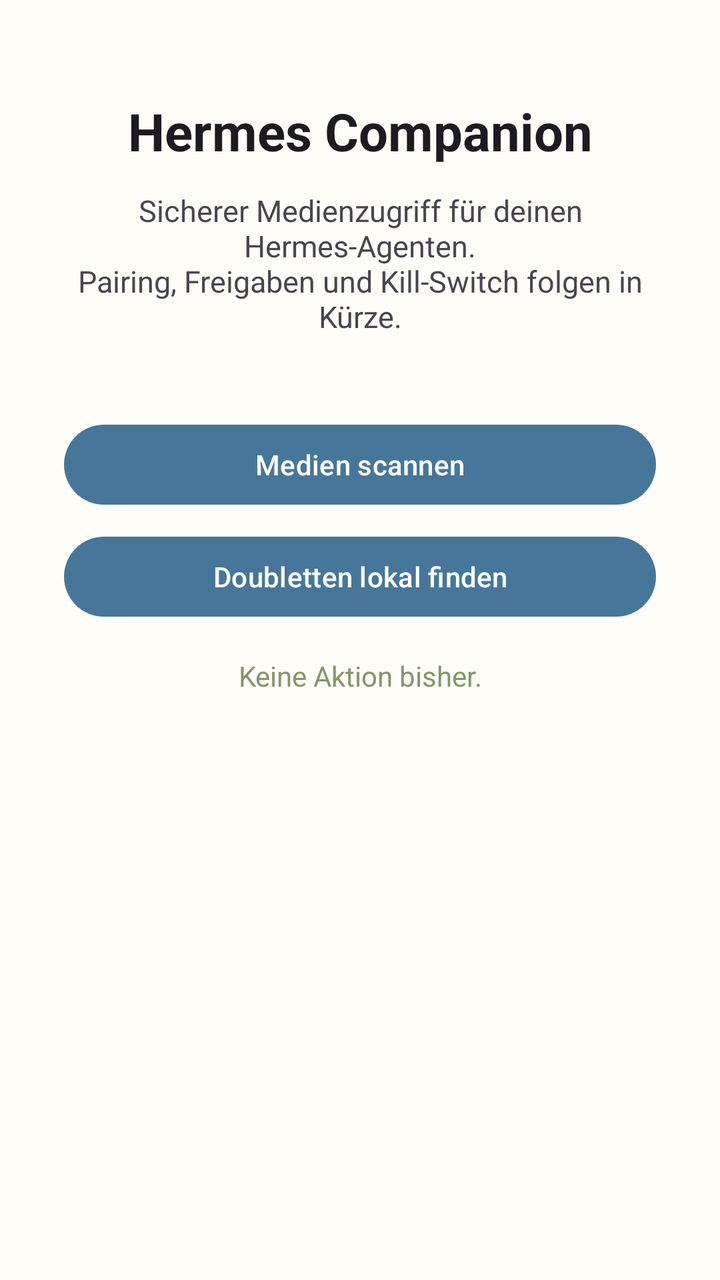
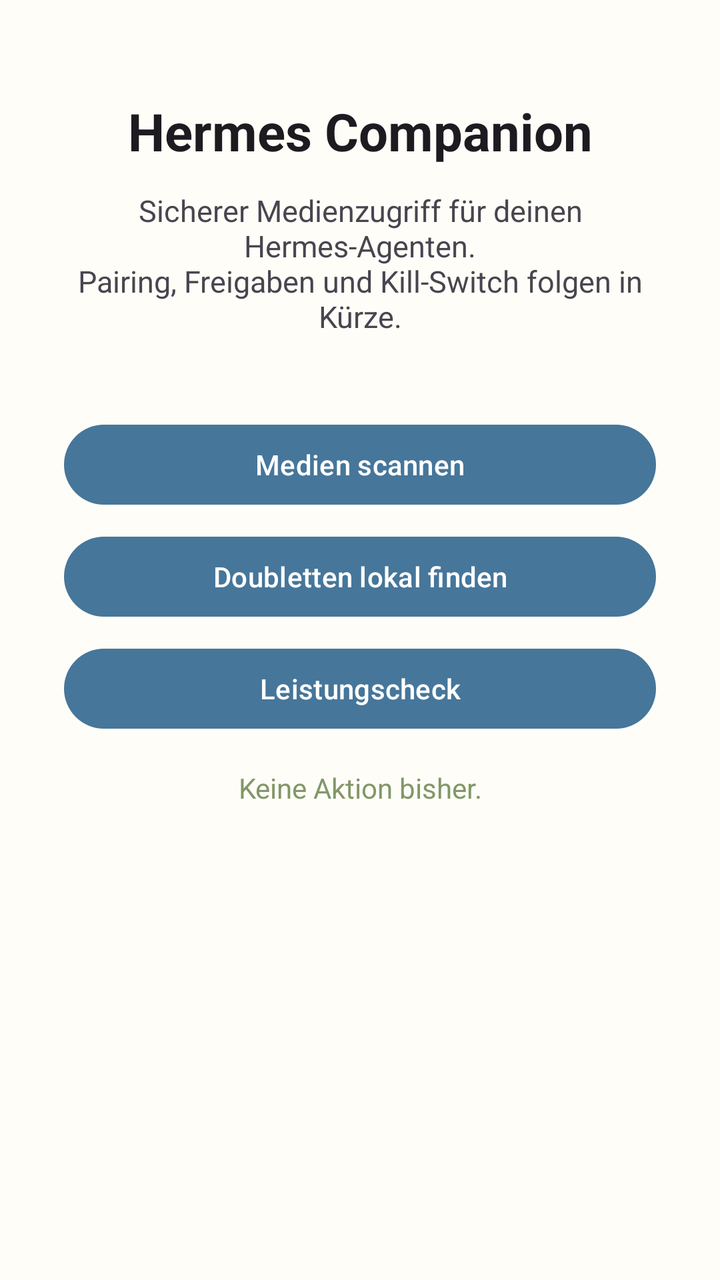

The first picture is an Android layout as it rendered before a commit; the second is the same layout after the commit. The layout source and the unified diff follow.
<!-- AndroidManifest.xml: activity theme Theme.HermesCompanion -->
<!-- res/layout/activity_main.xml -->
<?xml version="1.0" encoding="utf-8"?>
<androidx.constraintlayout.widget.ConstraintLayout
    xmlns:android="http://schemas.android.com/apk/res/android"
    xmlns:app="http://schemas.android.com/apk/res-auto"
    android:layout_width="match_parent"
    android:layout_height="match_parent"
    android:background="@color/background">

    <TextView
        android:id="@+id/title"
        android:layout_width="wrap_content"
        android:layout_height="wrap_content"
        android:layout_marginTop="48dp"
        android:text="Hermes Companion"
        android:textColor="?attr/colorOnSurface"
        android:textSize="26sp"
        android:textStyle="bold"
        app:layout_constraintEnd_toEndOf="parent"
        app:layout_constraintStart_toStartOf="parent"
        app:layout_constraintTop_toTopOf="parent" />

    <TextView
        android:id="@+id/subtitle"
        android:layout_width="0dp"
        android:layout_height="wrap_content"
        android:layout_marginHorizontal="32dp"
        android:layout_marginTop="12dp"
        android:gravity="center"
        android:text="Sicherer Medienzugriff für deinen Hermes-Agenten.\nPairing, Freigaben und Kill-Switch folgen in Kürze."
        android:textColor="?attr/colorOnSurfaceVariant"
        android:textSize="15sp"
        app:layout_constraintEnd_toEndOf="parent"
        app:layout_constraintStart_toStartOf="parent"
        app:layout_constraintTop_toBottomOf="@id/title" />

    <Button
        android:id="@+id/btn_scan"
        android:layout_width="0dp"
        android:layout_height="wrap_content"
        android:layout_marginHorizontal="32dp"
        android:layout_marginTop="40dp"
        android:text="Medien scannen"
        app:layout_constraintEnd_toEndOf="parent"
        app:layout_constraintStart_toStartOf="parent"
        app:layout_constraintTop_toBottomOf="@id/subtitle" />

    <Button
        android:id="@+id/btn_duplicates"
        android:layout_width="0dp"
        android:layout_height="wrap_content"
        android:layout_marginHorizontal="32dp"
        android:layout_marginTop="8dp"
        android:text="Doubletten lokal finden"
        app:layout_constraintEnd_toEndOf="parent"
        app:layout_constraintStart_toStartOf="parent"
        app:layout_constraintTop_toBottomOf="@id/btn_scan" />

    <TextView
        android:id="@+id/status"
        android:layout_width="0dp"
        android:layout_height="wrap_content"
        android:layout_marginHorizontal="32dp"
        android:layout_marginTop="16dp"
        android:gravity="center"
        android:text="Keine Aktion bisher."
        android:textColor="@color/accent"
        android:textSize="14sp"
        app:layout_constraintEnd_toEndOf="parent"
        app:layout_constraintStart_toStartOf="parent"
        app:layout_constraintTop_toBottomOf="@id/btn_duplicates" />

    <androidx.recyclerview.widget.RecyclerView
        android:id="@+id/recycler"
        android:layout_width="0dp"
        android:layout_height="0dp"
        android:layout_marginTop="8dp"
        app:layout_constraintBottom_toBottomOf="parent"
        app:layout_constraintEnd_toEndOf="parent"
        app:layout_constraintStart_toStartOf="parent"
        app:layout_constraintTop_toBottomOf="@id/status" />

</androidx.constraintlayout.widget.ConstraintLayout>
<!-- resources referenced by this layout -->
<resources>
  <color name="accent">#829768</color>
  <color name="background">#FFFDF8</color>
  <style name="Theme.HermesCompanion" parent="Theme.Material3.DayNight.NoActionBar">
          <item name="colorPrimary">@color/primary</item>
          <item name="colorOnPrimary">#FFFFFF</item>
          <item name="colorSecondary">@color/accent</item>
          <item name="colorSurface">@color/background</item>
          <item name="android:windowBackground">@color/background</item>
          <item name="android:statusBarColor">@color/primary_dark</item>
          <item name="android:navigationBarColor">@color/background</item>
      </style>
  <color name="primary">#46769A</color>
  <color name="primary_dark">#2E536E</color>
</resources>

<!-- the commit's change to res/layout/activity_main.xml (unified diff, before → after) -->
@@ -55,6 +55,17 @@
         app:layout_constraintStart_toStartOf="parent"
         app:layout_constraintTop_toBottomOf="@id/btn_scan" />
 
+    <Button
+        android:id="@+id/btn_benchmark"
+        android:layout_width="0dp"
+        android:layout_height="wrap_content"
+        android:layout_marginHorizontal="32dp"
+        android:layout_marginTop="8dp"
+        android:text="Leistungscheck"
+        app:layout_constraintEnd_toEndOf="parent"
+        app:layout_constraintStart_toStartOf="parent"
+        app:layout_constraintTop_toBottomOf="@id/btn_duplicates" />
+
     <TextView
         android:id="@+id/status"
         android:layout_width="0dp"
@@ -67,7 +78,7 @@
         android:textSize="14sp"
         app:layout_constraintEnd_toEndOf="parent"
         app:layout_constraintStart_toStartOf="parent"
-        app:layout_constraintTop_toBottomOf="@id/btn_duplicates" />
+        app:layout_constraintTop_toBottomOf="@id/btn_benchmark" />
 
     <androidx.recyclerview.widget.RecyclerView
         android:id="@+id/recycler"
